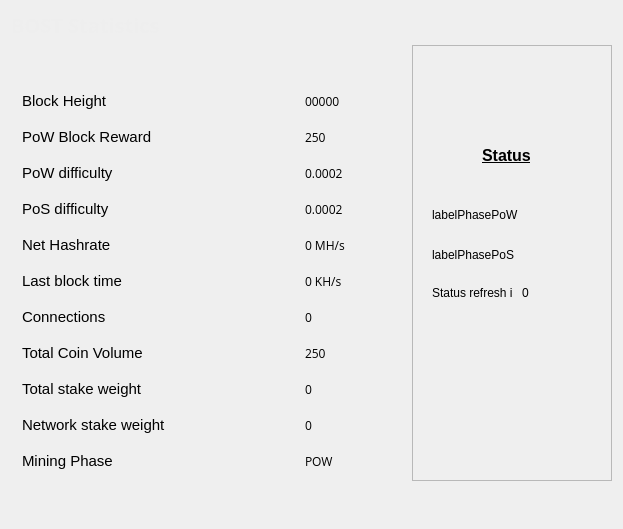
Old version of the form src/qt/forms/statisticspage.ui in the repository mammix2/MaiaCoin.
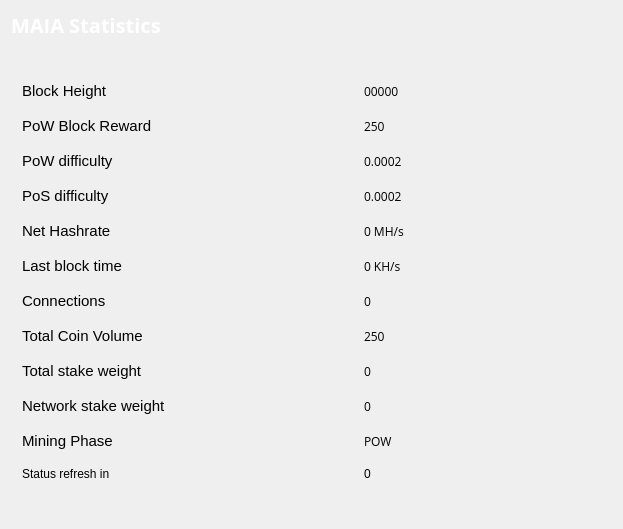
New version of the form.

Commit message: import multiple BOST changes

The edit to the form file:
```diff
--- a/src/qt/forms/statisticspage.ui
+++ b/src/qt/forms/statisticspage.ui
@@ -20,19 +20,7 @@
    <property name="sizeConstraint">
     <enum>QLayout::SetMaximumSize</enum>
    </property>
-   <item row="0" column="0">
-    <widget class="QLabel" name="label_5">
-     <property name="font">
-      <font>
-       <family>Open Sans,sans-serif</family>
-      </font>
-     </property>
-     <property name="text">
-      <string>&lt;html&gt;&lt;head/&gt;&lt;body&gt;&lt;p&gt;&lt;span style=&quot; font-size:20px; font-weight:600; color:#eeeeee;&quot;&gt;BOST Statistics&lt;/span&gt;&lt;/p&gt;&lt;/body&gt;&lt;/html&gt;</string>
-     </property>
-    </widget>
-   </item>
-   <item row="2" column="0">
+   <item row="3" column="0">
     <spacer name="verticalSpacer">
      <property name="orientation">
       <enum>Qt::Vertical</enum>
@@ -45,91 +33,16 @@
      </property>
     </spacer>
    </item>
-   <item row="1" column="1">
-    <widget class="QFrame" name="frame">
-     <property name="minimumSize">
-      <size>
-       <width>182</width>
-       <height>0</height>
-      </size>
+   <item row="0" column="0">
+    <widget class="QLabel" name="label_5">
+     <property name="font">
+      <font>
+       <family>Open Sans,sans-serif</family>
+      </font>
      </property>
-     <property name="maximumSize">
-      <size>
-       <width>200</width>
-       <height>16777215</height>
-      </size>
+     <property name="text">
+      <string>&lt;html&gt;&lt;head/&gt;&lt;body&gt;&lt;p&gt;&lt;span style=&quot; font-size:20px; font-weight:600; color:#ffffff;&quot;&gt;MAIA Statistics&lt;/span&gt;&lt;/p&gt;&lt;/body&gt;&lt;/html&gt;</string>
      </property>
-     <property name="frameShape">
-      <enum>QFrame::StyledPanel</enum>
-     </property>
-     <property name="frameShadow">
-      <enum>QFrame::Raised</enum>
-     </property>
-     <widget class="QLabel" name="label">
-      <property name="geometry">
-       <rect>
-        <x>70</x>
-        <y>70</y>
-        <width>71</width>
-        <height>81</height>
-       </rect>
-      </property>
-      <property name="text">
-       <string>&lt;html&gt;&lt;head/&gt;&lt;body&gt;&lt;p&gt;&lt;span style=&quot; font-size:12pt; font-weight:600; text-decoration: underline;&quot;&gt;Status&lt;/span&gt;&lt;/p&gt;&lt;/body&gt;&lt;/html&gt;</string>
-      </property>
-     </widget>
-     <widget class="QLabel" name="labelPhasePoW">
-      <property name="geometry">
-       <rect>
-        <x>20</x>
-        <y>160</y>
-        <width>181</width>
-        <height>20</height>
-       </rect>
-      </property>
-      <property name="text">
-       <string>labelPhasePoW</string>
-      </property>
-     </widget>
-     <widget class="QLabel" name="labelPhasePoS">
-      <property name="geometry">
-       <rect>
-        <x>20</x>
-        <y>200</y>
-        <width>181</width>
-        <height>20</height>
-       </rect>
-      </property>
-      <property name="text">
-       <string>labelPhasePoS</string>
-      </property>
-     </widget>
-     <widget class="QLabel" name="labelCountDown">
-      <property name="geometry">
-       <rect>
-        <x>110</x>
-        <y>240</y>
-        <width>21</width>
-        <height>16</height>
-       </rect>
-      </property>
-      <property name="text">
-       <string>0</string>
-      </property>
-     </widget>
-     <widget class="QLabel" name="label_2">
-      <property name="geometry">
-       <rect>
-        <x>20</x>
-        <y>240</y>
-        <width>81</width>
-        <height>16</height>
-       </rect>
-      </property>
-      <property name="text">
-       <string>Status refresh in</string>
-      </property>
-     </widget>
     </widget>
    </item>
    <item row="1" column="0">
@@ -144,16 +57,35 @@
       <string notr="true"/>
      </property>
      <layout class="QGridLayout" name="gridLayout_4">
+      <item row="1" column="0">
+       <spacer name="verticalSpacer_2">
+        <property name="orientation">
+         <enum>Qt::Vertical</enum>
+        </property>
+        <property name="sizeHint" stdset="0">
+         <size>
+          <width>20</width>
+          <height>40</height>
+         </size>
+        </property>
+       </spacer>
+      </item>
       <item row="2" column="0">
        <layout class="QFormLayout" name="formLayout_2">
         <property name="fieldGrowthPolicy">
          <enum>QFormLayout::FieldsStayAtSizeHint</enum>
         </property>
+        <property name="labelAlignment">
+         <set>Qt::AlignLeading|Qt::AlignLeft|Qt::AlignVCenter</set>
+        </property>
+        <property name="formAlignment">
+         <set>Qt::AlignLeading|Qt::AlignLeft|Qt::AlignTop</set>
+        </property>
         <property name="horizontalSpacing">
-         <number>139</number>
+         <number>198</number>
         </property>
         <property name="verticalSpacing">
-         <number>18</number>
+         <number>17</number>
         </property>
         <property name="rightMargin">
          <number>0</number>
@@ -163,6 +95,9 @@
           <property name="text">
            <string>&lt;html&gt;&lt;head/&gt;&lt;body&gt;&lt;p&gt;&lt;span style=&quot; font-size:11pt;&quot;&gt;Block Height&lt;/span&gt;&lt;/p&gt;&lt;/body&gt;&lt;/html&gt;</string>
           </property>
+          <property name="alignment">
+           <set>Qt::AlignLeading|Qt::AlignLeft|Qt::AlignVCenter</set>
+          </property>
          </widget>
         </item>
         <item row="1" column="1">
@@ -238,6 +173,13 @@
           </property>
          </widget>
         </item>
+        <item row="5" column="0">
+         <widget class="QLabel" name="label_16">
+          <property name="text">
+           <string>&lt;html&gt;&lt;head/&gt;&lt;body&gt;&lt;p&gt;&lt;span style=&quot; font-size:11pt;&quot;&gt;Net Hashrate&lt;/span&gt;&lt;/p&gt;&lt;/body&gt;&lt;/html&gt;</string>
+          </property>
+         </widget>
+        </item>
         <item row="5" column="1">
          <widget class="QLabel" name="pawrateBox">
           <property name="font">
@@ -377,28 +319,22 @@
           </property>
          </widget>
         </item>
-        <item row="5" column="0">
-         <widget class="QLabel" name="label_16">
+        <item row="12" column="0">
+         <widget class="QLabel" name="label_2">
           <property name="text">
-           <string>&lt;html&gt;&lt;head/&gt;&lt;body&gt;&lt;p&gt;&lt;span style=&quot; font-size:11pt;&quot;&gt;Net Hashrate&lt;/span&gt;&lt;/p&gt;&lt;/body&gt;&lt;/html&gt;</string>
+           <string>Status refresh in</string>
+          </property>
+         </widget>
+        </item>
+        <item row="12" column="1">
+         <widget class="QLabel" name="labelCountDown">
+          <property name="text">
+           <string>0</string>
           </property>
          </widget>
         </item>
        </layout>
       </item>
-      <item row="1" column="0">
-       <spacer name="verticalSpacer_2">
-        <property name="orientation">
-         <enum>Qt::Vertical</enum>
-        </property>
-        <property name="sizeHint" stdset="0">
-         <size>
-          <width>20</width>
-          <height>40</height>
-         </size>
-        </property>
-       </spacer>
-      </item>
      </layout>
     </widget>
    </item>
```
The commit also changes 29 other files.
